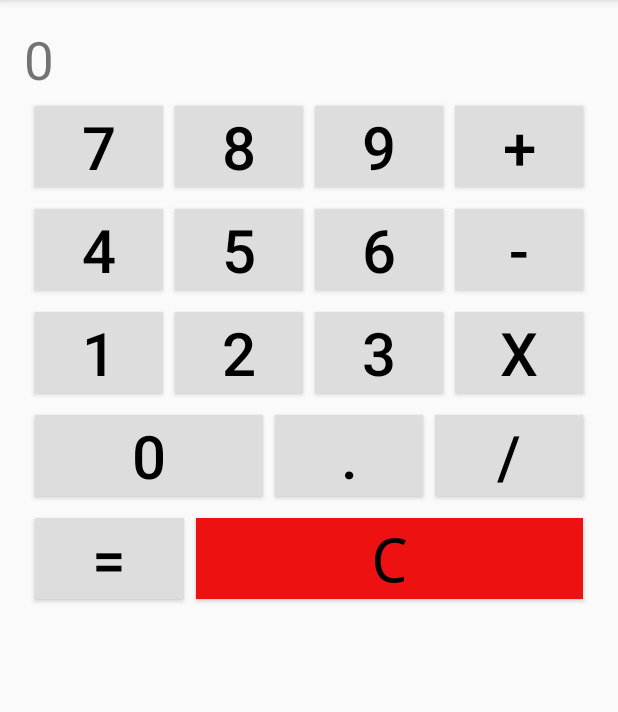
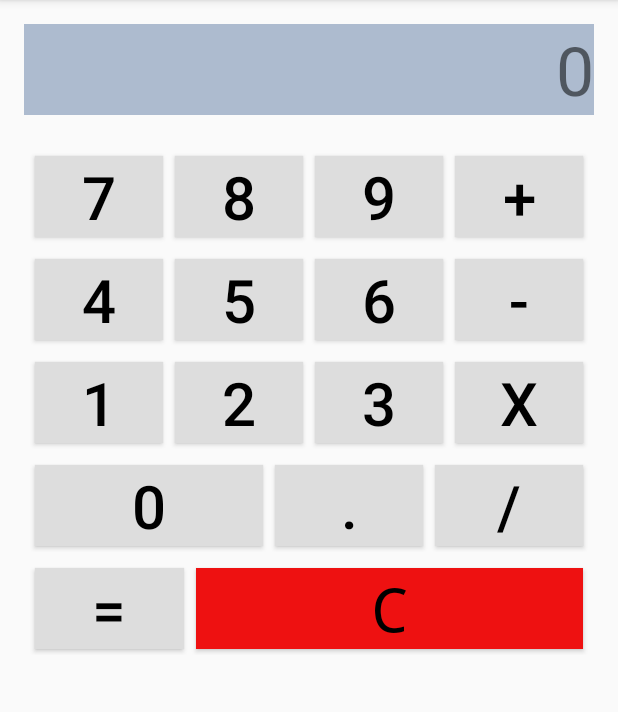
Before and after one commit to javacasm/temarioAndroid, an Android app: the screen it shows after launch (MainActivity), on a phone screen of 412 x 824 dp, the part 84-796 px from its top. Run offline under Robolectric (Android 15) with nearby library versions, the phone set to English and light mode, and no system bars.

```diff
--- a/app/src/main/res/layout/activity_main.xml
+++ b/app/src/main/res/layout/activity_main.xml
@@ -16,13 +16,18 @@
             android:layout_height="wrap_content"
             android:text="0"
             android:id="@+id/tvResultado"
-            android:textSize="35dp" />
+            android:textSize="45dp"
+            android:layout_marginBottom="20dp"
+            android:background="#ffadbbcf"
+            android:textAlignment="gravity"
+            android:gravity="right" />
 
         <TableRow
             android:id="@+id/tableRow1"
             android:layout_width="wrap_content"
             android:layout_height="match_parent"
-            android:layout_margin="3dp" >
+            android:layout_margin="3dp"
+            android:layout_gravity="bottom">
 
             <Button
                 android:id="@+id/b7"
```
